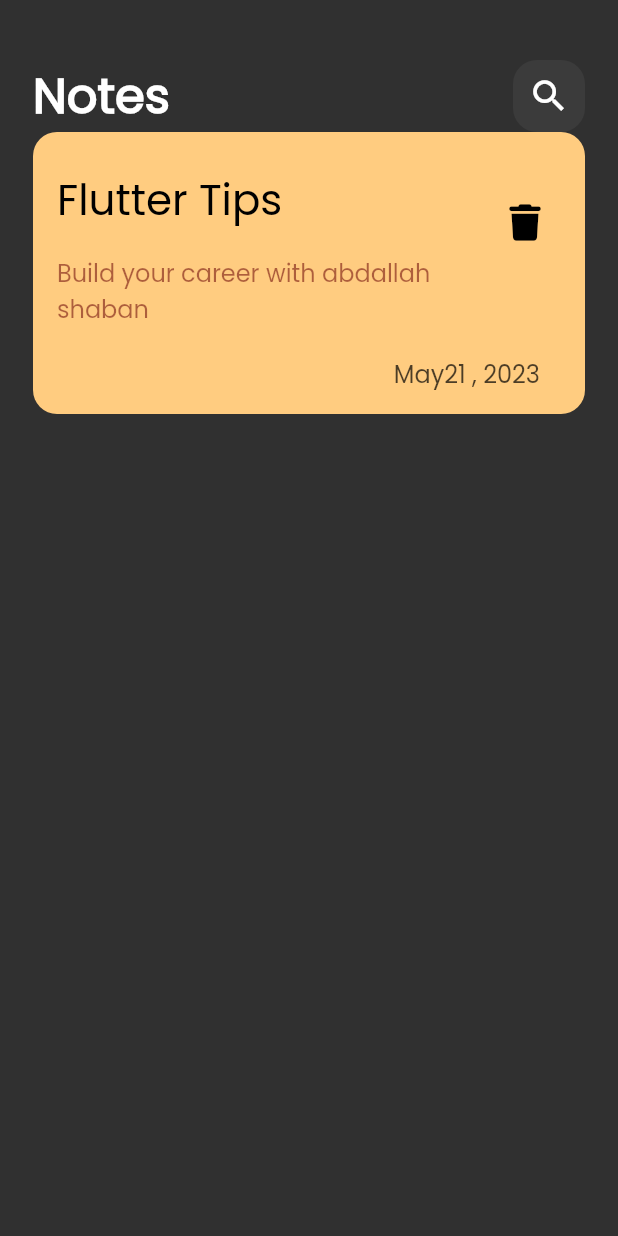
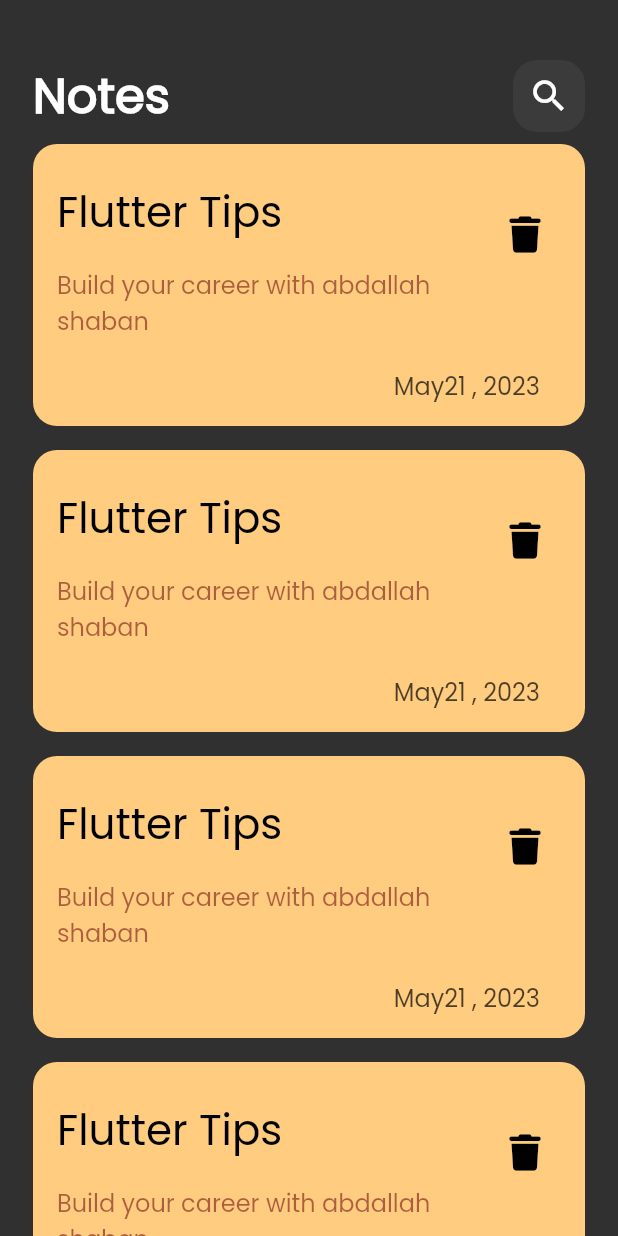
Before and after one commit to abdallahshaba/notes_app, a Flutter app: the screen it shows after launch, on a phone screen of 412 x 824 dp. Run offline on Flutter 3.47's test engine with Material 2 defaults, Android fonts, the phone set to English and light mode, and no system bars; our stand-ins replace font_awesome_flutter.

```diff
--- a/lib/main.dart
+++ b/lib/main.dart
@@ -1,9 +1,9 @@
 import 'package:flutter/material.dart';
-import 'package:note_app2/views/notes_view.dart';
+import 'package:note_app2/pages/notes_page.dart';
 
 
 void main (){
-  runApp(NoteApp());
+  runApp(const NoteApp());
 }
 
 class NoteApp extends StatelessWidget {
@@ -16,7 +16,7 @@ class NoteApp extends StatelessWidget {
       theme: ThemeData(brightness: Brightness.dark ,
       fontFamily: 'Poppins'
       ),
-      home:  NotesView()
+      home: const  NotesView()
     );
   }
 }
--- a/lib/views/notes_view.dart
+++ b/lib/pages/notes_page.dart
@@ -1,5 +1,5 @@
 import 'package:flutter/material.dart';
-import '../widgets/notes_view_body.dart';
+import '../widgets/body.dart';
 
 class NotesView extends StatelessWidget {
   const NotesView({super.key});
@@ -7,7 +7,7 @@ class NotesView extends StatelessWidget {
   @override
   Widget build(BuildContext context) {
     return  Scaffold(
-      body: NotesViewBody() ,
+      body: Body() ,
     );
   }
 }
--- a/lib/widgets/notes_view_body.dart
+++ b/lib/widgets/body.dart
@@ -1,16 +1,12 @@
-
-
 import 'package:flutter/material.dart';
-import 'package:font_awesome_flutter/font_awesome_flutter.dart';
 import 'package:note_app2/widgets/custom_appBar.dart';
 import 'package:note_app2/widgets/custom_note_item.dart';
-
-class NotesViewBody extends StatelessWidget {
-  const NotesViewBody({super.key});
+class Body extends StatelessWidget {
+  const Body({super.key});
 
   @override
   Widget build(BuildContext context) {
-    return const Padding(
+    return const  Padding(
       padding:  EdgeInsets.symmetric(horizontal: 22),
       child: Column(
         children: [
@@ -18,17 +14,25 @@ class NotesViewBody extends StatelessWidget {
             height: 40,
           ),
          CustomAppBar(),
-         NoteItem(),
+         Expanded(
+          child: ListViewBulilder())
         ],
       ),
     );
   }
 }
-class NoteItem extends StatelessWidget {
-  const NoteItem({super.key});
+class ListViewBulilder extends StatelessWidget {
+  const ListViewBulilder({super.key});
 
   @override
   Widget build(BuildContext context) {
-    return CustomNoteItem();
+    return ListView.builder(
+      itemBuilder: (context , index){
+        return const Padding(
+          padding: EdgeInsets.symmetric(vertical: 8),
+          child: NoteItem(),
+        );
+      }
+      );
   }
 }
--- a/lib/widgets/custom_appBar.dart
+++ b/lib/widgets/custom_appBar.dart
@@ -1,5 +1,5 @@
 import 'package:flutter/material.dart';
-import 'package:note_app2/widgets/custom_icom.dart';
+import 'package:note_app2/widgets/custom_icon.dart';
 class CustomAppBar extends StatelessWidget {
   const CustomAppBar({super.key});
 
--- a/lib/widgets/custom_note_item.dart
+++ b/lib/widgets/custom_note_item.dart
@@ -1,8 +1,9 @@
+import 'package:flutter/cupertino.dart';
 import 'package:flutter/material.dart';
 import 'package:font_awesome_flutter/font_awesome_flutter.dart';
 
-class CustomNoteItem extends StatelessWidget {
-  const CustomNoteItem({super.key});
+class NoteItem extends StatelessWidget {
+  const NoteItem({super.key});
 
   @override
   Widget build(BuildContext context) {
```
Also changed, not shown: lib/widgets/custom_icon.dart (renamed from lib/widgets/custom_icom.dart).
